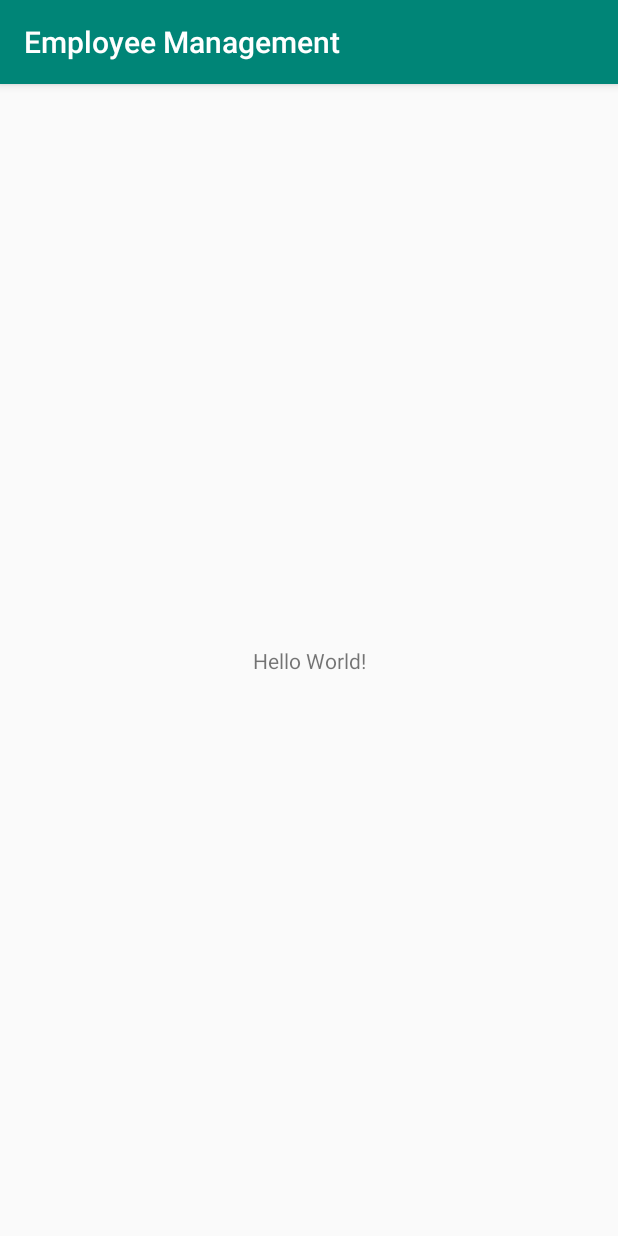
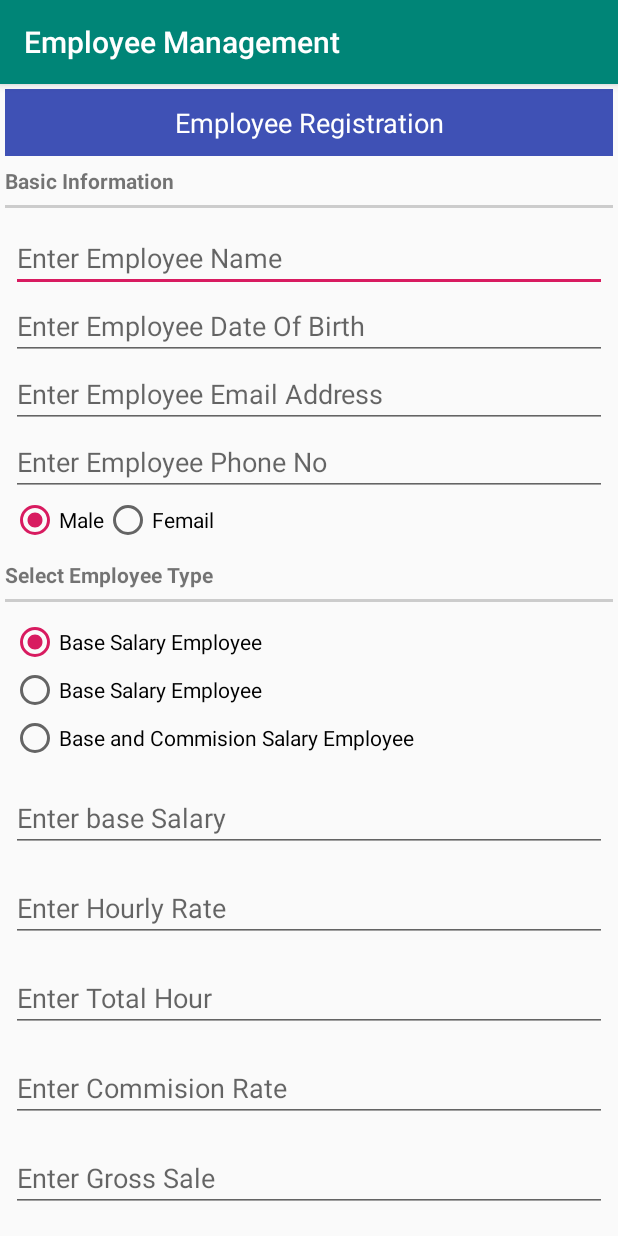
Before and after one commit to moshiur-cse/EmployeeManagementApp, an Android app: the screen it shows after launch (MainActivity), on a phone screen of 412 x 824 dp. Run offline under Robolectric (Android 15) with nearby library versions, the phone set to English and light mode, and no system bars.

Commit message:
Update All Layout

```diff
--- a/app/src/main/res/layout/activity_main.xml
+++ b/app/src/main/res/layout/activity_main.xml
@@ -1,18 +1,167 @@
 <?xml version="1.0" encoding="utf-8"?>
-<androidx.constraintlayout.widget.ConstraintLayout xmlns:android="http://schemas.android.com/apk/res/android"
+<ScrollView xmlns:android="http://schemas.android.com/apk/res/android"
     xmlns:app="http://schemas.android.com/apk/res-auto"
     xmlns:tools="http://schemas.android.com/tools"
     android:layout_width="match_parent"
     android:layout_height="match_parent"
     tools:context=".MainActivity">
 
-    <TextView
-        android:layout_width="wrap_content"
-        android:layout_height="wrap_content"
-        android:text="Hello World!"
-        app:layout_constraintBottom_toBottomOf="parent"
-        app:layout_constraintLeft_toLeftOf="parent"
-        app:layout_constraintRight_toRightOf="parent"
-        app:layout_constraintTop_toTopOf="parent" />
+    <LinearLayout
+        android:layout_width="match_parent"
+        android:layout_height="match_parent"
+        android:orientation="vertical">
+        <TextView
+            android:layout_width="match_parent"
+            android:layout_height="wrap_content"
+            android:text="Employee Registration"
+            android:textSize="18sp"
+            android:layout_margin="3dp"
+            android:padding="10dp"
+            android:background="#3F51B5"
+            android:gravity="center"
+            android:textColor="#fff"/>
+        <TextView
+            android:layout_width="wrap_content"
+            android:layout_height="wrap_content"
+            android:text="Basic Information"
+            android:layout_margin="3dp"
+            android:textStyle="bold"/>
+        <View
+            android:layout_width="match_parent"
+            android:layout_height="2dp"
+            android:layout_margin="3dp"
+            android:background="#ccc"/>
+        <LinearLayout
+            android:layout_width="match_parent"
+            android:layout_height="wrap_content"
+            android:orientation="vertical"
+            android:layout_margin="7dp">
+            <EditText
+                android:layout_width="match_parent"
+                android:layout_height="wrap_content"
+                android:id="@+id/empNameInput"
+                android:hint="Enter Employee Name"/>
+            <EditText
+                android:layout_width="match_parent"
+                android:layout_height="wrap_content"
+                android:id="@+id/empDobInput"
+                android:hint="Enter Employee Date Of Birth"
+                android:inputType="datetime"/>
 
-</androidx.constraintlayout.widget.ConstraintLayout>
+            <EditText
+                android:layout_width="match_parent"
+                android:layout_height="wrap_content"
+                android:id="@+id/empEmailInput"
+                android:hint="Enter Employee Email Address"
+                android:inputType="textEmailAddress"/>
+            <EditText
+                android:layout_width="match_parent"
+                android:layout_height="wrap_content"
+                android:id="@+id/empPhoneInput"
+                android:hint="Enter Employee Phone No"
+                android:inputType="phone"/>
+
+            <RadioGroup
+                android:layout_width="match_parent"
+                android:layout_height="wrap_content"
+                android:orientation="horizontal">
+                <RadioButton
+                    android:layout_width="wrap_content"
+                    android:layout_height="wrap_content"
+                    android:id="@+id/rbMale"
+                    android:text="Male"
+                    android:checked="true"/>
+                <RadioButton
+                    android:layout_width="wrap_content"
+                    android:layout_height="wrap_content"
+                    android:id="@+id/rbFemale"
+                    android:text="Femail"
+                    />
+            </RadioGroup>
+
+
+        </LinearLayout>
+        <TextView
+            android:layout_width="wrap_content"
+            android:layout_height="wrap_content"
+            android:text="Select Employee Type"
+            android:layout_margin="3dp"
+            android:textStyle="bold"/>
+        <View
+            android:layout_width="match_parent"
+            android:layout_height="2dp"
+            android:layout_margin="3dp"
+            android:background="#ccc"/>
+        <RadioGroup
+            android:layout_width="match_parent"
+            android:layout_height="wrap_content"
+            android:layout_margin="7dp"
+            android:orientation="vertical">
+            <RadioButton
+                android:layout_width="wrap_content"
+                android:layout_height="wrap_content"
+                android:id="@+id/rbBaseSalarriedEmployee"
+                android:text="Base Salary Employee"
+                android:checked="true"/>
+            <RadioButton
+                android:layout_width="wrap_content"
+                android:layout_height="wrap_content"
+                android:id="@+id/rbHourlySalarriedEmployee"
+                android:text="Base Salary Employee"
+                />
+            <RadioButton
+                android:layout_width="wrap_content"
+                android:layout_height="wrap_content"
+                android:id="@+id/rbBaseAndCommisionSalarriedEmployee"
+                android:text="Base and Commision Salary Employee"
+                />
+        </RadioGroup>
+        <EditText
+            android:layout_width="match_parent"
+            android:layout_height="wrap_content"
+            android:id="@+id/baseSalaryInput"
+            android:hint="Enter base Salary"
+            android:inputType="numberDecimal"
+            android:layout_margin="7dp"/>
+
+        <EditText
+            android:layout_width="match_parent"
+            android:layout_height="wrap_content"
+            android:id="@+id/hourlyRateInput"
+            android:hint="Enter Hourly Rate"
+            android:inputType="numberDecimal"
+            android:layout_margin="7dp"/>
+
+        <EditText
+            android:layout_width="match_parent"
+            android:layout_height="wrap_content"
+            android:id="@+id/totalHourInput"
+            android:hint="Enter Total Hour"
+            android:inputType="numberDecimal"
+            android:layout_margin="7dp"/>
+
+        <EditText
+            android:layout_width="match_parent"
+            android:layout_height="wrap_content"
+            android:id="@+id/commisionRateInput"
+            android:hint="Enter Commision Rate"
+            android:inputType="numberDecimal"
+            android:layout_margin="7dp"/>
+        <EditText
+            android:layout_width="match_parent"
+            android:layout_height="wrap_content"
+            android:id="@+id/grossSaleInput"
+            android:hint="Enter Gross Sale"
+            android:inputType="numberDecimal"
+            android:layout_margin="7dp"/>
+        <Button
+            android:layout_width="match_parent"
+            android:layout_height="wrap_content"
+            android:layout_margin="3dp"
+            android:text="Register"
+            android:textAllCaps="false"
+            android:onClick="registerNewEmployee"/>
+
+    </LinearLayout>
+
+</ScrollView>
```
